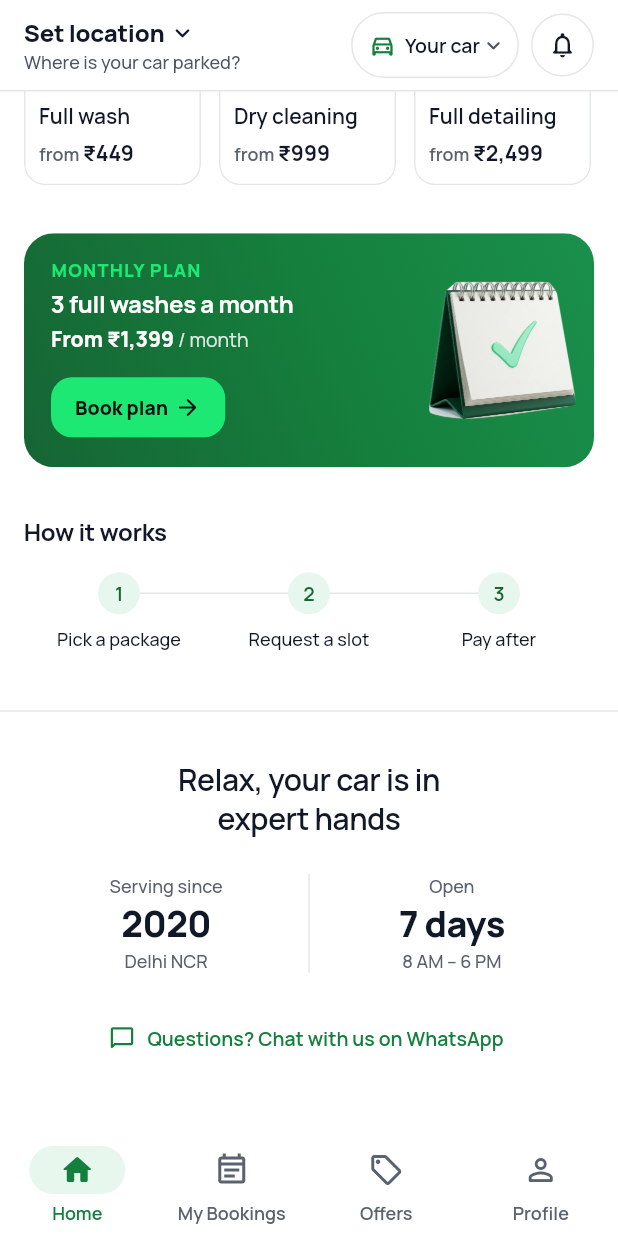
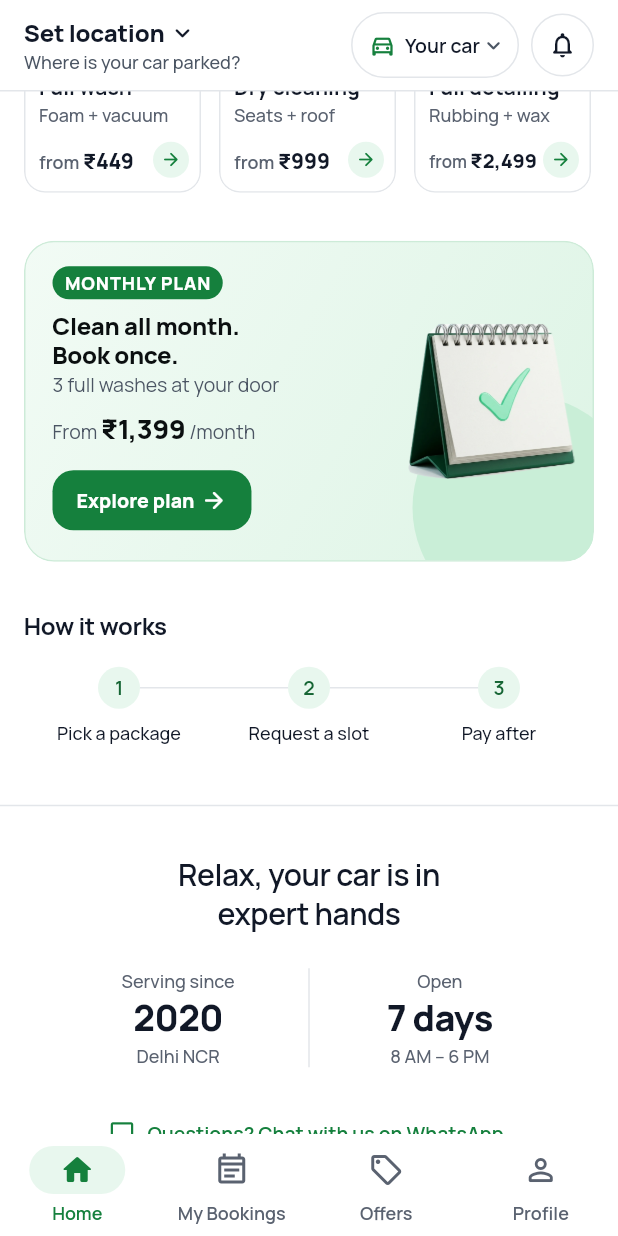
Before and after one commit to adityaray002/CleanCruisers_Flutter_App, a Flutter app: the screen it shows after launch, scrolled down 491 dp, after a tap on "MONTHLY PLAN", on a phone screen of 412 x 824 dp. Run offline on Flutter 3.47's test engine with Material 3 defaults, Android fonts, the phone set to English and light mode, and no system bars; our stand-ins replace firebase_auth, firebase_core, flutter_markdown, flutter_riverpod, geolocator, go_router and 2 more; accounts and stored records are empty.

Commit message:
Home: raised action cards, richer tiles, mint plan card, slot for a trust photo
- Car wash / Detailing look like keys to press: a darker mint edge under
  the card, a soft shadow and a filled green "from ₹X →" button.
- Tiles: name, a few words on what you get, and the price with a small
  arrow at the bottom of every tile. No struck-through price: the server
  sends no regular price, so there is nothing honest to strike.
- Monthly plan: light mint card (no dark green line under the tiles on
  the first screen) with a tag, "Clean all month. Book once.", price,
  "Explore plan" and the calendar.
- Trust: kTrustPhoto shows a full-width photo of the expert at the end of
  Home once it exists; the prompt is in HOME_ILLUSTRATION_BRIEF.md.

Co-Authored-By: Claude Opus 5.5 <noreply@anthropic.com>

```diff
--- a/lib/data/business_info.dart
+++ b/lib/data/business_info.dart
@@ -39,6 +39,11 @@ const String? kEstablished = '2020';
 // "See the difference" card again.
 const String? kBeforeAfterPhoto = null;
 
+// The last picture on Home, under "Relax, your car is in expert hands": our
+// expert, arms crossed, in front of a line-drawn city (prompt in
+// docs/HOME_ILLUSTRATION_BRIEF.md). null hides it until the photo exists.
+const String? kTrustPhoto = null;
+
 // TODO(business): set to true only once the team really uses water-saving
 // methods and eco-friendly products. Shows the green banner on Home.
 const kEcoFriendly = false;
--- a/lib/screens/home_screen.dart
+++ b/lib/screens/home_screen.dart
@@ -90,7 +90,8 @@ class _HomeScreenState extends ConsumerState<HomeScreen> {
 
     final list = ListView(
       controller: _scroll,
-      padding: const EdgeInsets.only(bottom: AppSpace.xxl),
+      padding: const EdgeInsets.only(
+          bottom: kTrustPhoto == null && !kEcoFriendly ? AppSpace.xxl : 0),
       children: [
         _Top(hasUpdate: live != null, firstOffer: firstOffer, car: car),
         const SizedBox(height: AppSpace.xl),
@@ -505,6 +506,20 @@ class _ActionCard extends StatelessWidget {
       label: '$title. $line. From ${rupees(from)}',
       child: ExcludeSemantics(
         child: PressScale(
+          // A raised key: a darker mint edge under the card and a soft
+          // shadow, so it looks like something to press.
+          child: Container(
+            padding: const EdgeInsets.only(bottom: 4),
+            decoration: BoxDecoration(
+              color: const Color(0xFFA9DDBE),
+              borderRadius: BorderRadius.circular(AppRadius.lg),
+              boxShadow: const [
+                BoxShadow(
+                    color: Color(0x40052E16),
+                    blurRadius: 18,
+                    offset: Offset(0, 8)),
+              ],
+            ),
             child: Material(
               color: Colors.transparent,
               borderRadius: BorderRadius.circular(AppRadius.lg),
@@ -539,8 +554,8 @@ class _ActionCard extends StatelessWidget {
                                           CrossAxisAlignment.start,
                                       children: [
                                         Text(title,
-                                          style: AppText.title
-                                              .copyWith(color: AppColors.text)),
+                                            style: AppText.title.copyWith(
+                                                color: AppColors.text)),
                                       ]),
                                 ),
                                 // Takes 56 px of the row; the picture may use
@@ -564,23 +579,31 @@ class _ActionCard extends StatelessWidget {
                           // The price as a light pill with an arrow: it reads
                           // as "tap here" without a heavy button.
                           Container(
-                          padding: const EdgeInsets.fromLTRB(10, 5, 8, 5),
+                            padding: const EdgeInsets.fromLTRB(12, 6, 8, 6),
                             decoration: BoxDecoration(
-                            color: Colors.white,
-                            borderRadius: BorderRadius.circular(AppRadius.pill),
-                            border: Border.all(color: const Color(0xFF9ED9B5)),
+                              color: AppColors.primary,
+                              borderRadius:
+                                  BorderRadius.circular(AppRadius.pill),
+                              boxShadow: const [
+                                BoxShadow(
+                                    color: Color(0x4015803D),
+                                    blurRadius: 6,
+                                    offset: Offset(0, 3)),
+                              ],
                             ),
-                          child: Row(mainAxisSize: MainAxisSize.min, children: [
+                            child:
+                                Row(mainAxisSize: MainAxisSize.min, children: [
                               Text('from ${rupees(from)}',
                                   style: AppText.caption.copyWith(
-                                    color: AppColors.primaryDk,
-                                    fontWeight: FontWeight.w700)),
+                                      color: Colors.white,
+                                      fontWeight: FontWeight.w800)),
                               const SizedBox(width: 4),
                               const Icon(Icons.arrow_forward_rounded,
-                                size: 14, color: AppColors.primary),
+                                  size: 14, color: Colors.white),
                             ]),
                           ),
                         ]),
+                  ),
                 ),
               ),
             ),
@@ -692,6 +715,18 @@ class _PopularServices extends StatelessWidget {
   /// photos look different (foam door, seat close-up, finished car).
   static const _popular = ['wash-full', 'dry-cleaning', 'full-package'];
 
+  /// What you get, in a few words, under the name on the tiles.
+  static const whatYouGet = {
+    'wash-full': 'Foam + vacuum',
+    'wash-exterior': 'Foam + wheels',
+    'wash-interior': 'Vacuum + dash',
+    'wash-bucket': 'Hand wash',
+    'dry-cleaning': 'Seats + roof',
+    'rubbing-exterior': 'Light marks',
+    '3m-wax-exterior': 'Gloss + shield',
+    'full-package': 'Rubbing + wax',
+  };
+
   /// Short names for the small tiles (the full name is on the service page).
   static const shortNames = {
     'wash-full': 'Full wash',
@@ -728,9 +763,7 @@ class _PopularServices extends StatelessWidget {
           child: const Text('See all'),
         ),
       ]),
-      Text('Done where your car is parked',
-          style: AppText.small.copyWith(color: AppColors.textMuted)),
-      const SizedBox(height: AppSpace.lg),
+      const SizedBox(height: AppSpace.md),
       LayoutBuilder(builder: (context, c) {
         const gap = AppSpace.md;
         final w = ((c.maxWidth - 2 * gap) / 3).floorToDouble();
@@ -828,19 +861,39 @@ class _ServiceTile extends StatelessWidget {
                     ]),
                   ),
                   Padding(
-                    padding: const EdgeInsets.fromLTRB(10, 10, 10, 12),
+                    padding: const EdgeInsets.fromLTRB(10, 10, 8, 10),
                     child: Column(
                         crossAxisAlignment: CrossAxisAlignment.start,
                         children: [
                           Text(_PopularServices.shortNames[s.id] ?? s.listName,
                               style: AppText.body.copyWith(
                                   color: AppColors.text,
-                                  fontWeight: FontWeight.w600,
+                                  fontWeight: FontWeight.w700,
                                   height: 1.25),
                               maxLines: 2,
                               overflow: TextOverflow.ellipsis),
-                          const SizedBox(height: 6),
+                          const SizedBox(height: 2),
+                          // One line; shrinks a little on narrow tiles.
                           FittedBox(
+                            fit: BoxFit.scaleDown,
+                            alignment: Alignment.centerLeft,
+                            child: Text(
+                                _PopularServices.whatYouGet[s.id] ?? s.tagline,
+                                maxLines: 1,
+                                style: AppText.caption.copyWith(
+                                    color: AppColors.textSubtle,
+                                    fontWeight: FontWeight.w500)),
+                          ),
+                        ]),
+                  ),
+                  // Price at the bottom of every tile, so they line up,
+                  // with a small arrow that says "open".
+                  const Spacer(),
+                  Padding(
+                    padding: const EdgeInsets.fromLTRB(10, 0, 8, 10),
+                    child: Row(children: [
+                      Expanded(
+                        child: FittedBox(
                           fit: BoxFit.scaleDown,
                           alignment: Alignment.centerLeft,
                           child: Text.rich(
@@ -850,12 +903,23 @@ class _ServiceTile extends StatelessWidget {
                                   text: amount,
                                   style: AppText.bodyStrong.copyWith(
                                       color: AppColors.text,
-                                        fontWeight: FontWeight.w700)),
+                                      fontWeight: FontWeight.w800)),
                             ]),
                             maxLines: 1,
                             style: AppText.caption
                                 .copyWith(color: AppColors.textSubtle),
                           ),
+                        ),
+                      ),
+                      const SizedBox(width: 4),
+                      Container(
+                        width: 24,
+                        height: 24,
+                        decoration: const BoxDecoration(
+                            color: AppColors.primarySoft,
+                            shape: BoxShape.circle),
+                        child: const Icon(Icons.arrow_forward_rounded,
+                            size: 14, color: AppColors.primary),
                       ),
                     ]),
                   ),
@@ -868,8 +932,8 @@ class _ServiceTile extends StatelessWidget {
 }
 
 // ── Monthly plan ─────────────────────────────────────────────────────────────
-/// The 3-wash plan in the brand green (like the top band), with the 3D
-/// calendar and one mint "Book plan" button. The price follows the car.
+/// The 3-wash plan as a light mint card: a small green tag, the promise,
+/// the price, one button, and the 3D calendar. The price follows the car.
 class _MonthlyCard extends StatelessWidget {
   final CarType? car;
   const _MonthlyCard({required this.car});
@@ -878,64 +942,93 @@ class _MonthlyCard extends StatelessWidget {
   Widget build(BuildContext context) {
     final plan = serviceById('monthly-3')!;
     final amount = car == null ? plan.fromPrice : plan.priceFor(car!);
-    final price = '${car == null ? 'From ' : ''}${rupees(amount)}';
+    void open() => context.go('/services?cat=monthly');
 
     return Material(
+      color: Colors.transparent,
       borderRadius: BorderRadius.circular(AppRadius.lg),
       clipBehavior: Clip.antiAlias,
       child: Ink(
+        decoration: BoxDecoration(
+          gradient: const LinearGradient(
+            begin: Alignment.topLeft,
+            end: Alignment.bottomRight,
+            colors: [Color(0xFFF2FBF5), Color(0xFFDDF4E5)],
+          ),
+          borderRadius: BorderRadius.circular(AppRadius.lg),
+          border: Border.all(color: const Color(0xFFCDEBD8)),
+        ),
+        child: InkWell(
+          onTap: open,
+          child: Stack(children: [
+            // A soft mint blob behind the calendar.
+            Positioned(
+              right: -30,
+              bottom: -40,
+              child: Container(
+                width: 150,
+                height: 150,
                 decoration: const BoxDecoration(
-          gradient: LinearGradient(
-            begin: Alignment.topRight,
-            end: Alignment.bottomLeft,
-            colors: [Color(0xFF1A8F4C), AppColors.primary, AppColors.primaryDk],
-            stops: [0, 0.45, 1],
+                    color: Color(0xFFC9EED7), shape: BoxShape.circle),
               ),
             ),
-        // The card opens all plans; the button books this one.
-        child: InkWell(
-          onTap: () => context.go('/services?cat=monthly'),
-          child: Padding(
+            Padding(
               padding: const EdgeInsets.fromLTRB(18, 16, 12, 16),
               child: Row(children: [
                 Expanded(
                   child: Column(
                       crossAxisAlignment: CrossAxisAlignment.start,
                       children: [
-                      Text('MONTHLY PLAN',
+                        Container(
+                          padding: const EdgeInsets.symmetric(
+                              horizontal: AppSpace.sm, vertical: 3),
+                          decoration: BoxDecoration(
+                            color: AppColors.primary,
+                            borderRadius: BorderRadius.circular(AppRadius.pill),
+                          ),
+                          child: Text('MONTHLY PLAN',
                               style: AppText.caption.copyWith(
-                              color: AppColors.brand,
+                                  color: Colors.white,
                                   fontWeight: FontWeight.w800,
-                              letterSpacing: 0.8)),
-                      const SizedBox(height: AppSpace.xs),
+                                  letterSpacing: 0.6)),
+                        ),
+                        const SizedBox(height: AppSpace.sm),
                         Semantics(
                           header: true,
-                        child: Text('3 full washes a month',
-                            style: AppText.h3.copyWith(color: Colors.white)),
+                          child: Text('Clean all month.\nBook once.',
+                              style: AppText.h3.copyWith(
+                                  color: AppColors.ink,
+                                  fontWeight: FontWeight.w800,
+                                  height: 1.2)),
                         ),
                         const SizedBox(height: 2),
+                        Text('3 full washes at your door',
+                            style: AppText.small
+                                .copyWith(color: AppColors.textMuted)),
+                        const SizedBox(height: AppSpace.sm),
                         Text.rich(
                           TextSpan(children: [
+                            if (car == null)
                               TextSpan(
-                              text: price,
-                              style: AppText.bodyStrong.copyWith(
-                                  color: Colors.white,
-                                  fontWeight: FontWeight.w800)),
-                          const TextSpan(text: ' / month'),
+                                  text: 'From ',
+                                  style: AppText.small
+                                      .copyWith(color: AppColors.textMuted)),
+                            TextSpan(text: rupees(amount)),
+                            TextSpan(
+                                text: ' /month',
+                                style: AppText.small
+                                    .copyWith(color: AppColors.textMuted)),
                           ]),
-                        style: AppText.small
-                            .copyWith(color: const Color(0xD9FFFFFF)),
+                          style: AppText.priceSm.copyWith(color: AppColors.ink),
                         ),
                         const SizedBox(height: AppSpace.md),
                         ElevatedButton(
                           onPressed: () {
                             HapticFeedback.lightImpact();
-                          context.push('/book/monthly-3'
-                              '${car == null ? '' : '?car=${car!.name}'}');
+                            open();
                           },
                           style: ElevatedButton.styleFrom(
-                          backgroundColor: AppColors.brand,
-                          foregroundColor: AppColors.ink,
+                            backgroundColor: AppColors.primary,
                             minimumSize: const Size(0, 40),
                             padding: const EdgeInsets.symmetric(
                                 horizontal: AppSpace.lg),
@@ -945,7 +1038,7 @@ class _MonthlyCard extends StatelessWidget {
                           child: const Row(
                               mainAxisSize: MainAxisSize.min,
                               children: [
-                              Text('Book plan'),
+                                Text('Explore plan'),
                                 SizedBox(width: AppSpace.xs),
                                 Icon(Icons.arrow_forward_rounded, size: 18),
                               ]),
@@ -954,9 +1047,10 @@ class _MonthlyCard extends StatelessWidget {
                 ),
                 const SizedBox(width: AppSpace.sm),
                 Image.asset('assets/images/icon3d_calendar.png',
-                  height: 92, cacheHeight: 276, excludeFromSemantics: true),
+                    height: 104, cacheHeight: 312, excludeFromSemantics: true),
               ]),
             ),
+          ]),
         ),
       ),
     );
@@ -1109,7 +1203,9 @@ class _Trust extends StatelessWidget {
                   .copyWith(fontWeight: FontWeight.w600, height: 1.3)),
         ),
         const SizedBox(height: AppSpace.xxl),
-        IntrinsicHeight(
+        Padding(
+            padding: const EdgeInsets.symmetric(horizontal: HomeScreen._gutter),
+            child: IntrinsicHeight(
               child: Row(children: [
                 if (kEstablished != null) ...[
                   fact('Serving since', kEstablished!, kCityLabel),
@@ -1118,7 +1214,7 @@ class _Trust extends StatelessWidget {
                 ],
                 fact('Open', kDaysLabel.replaceFirst('All ', ''), kHoursLabel),
               ]),
-        ),
+            )),
         const SizedBox(height: AppSpace.xl),
         TextButton.icon(
           onPressed: () => openWhatsApp(context),
@@ -1130,6 +1226,17 @@ class _Trust extends StatelessWidget {
             minimumSize: const Size(0, 44),
           ),
         ),
+        // Our expert, arms crossed, in front of a line-drawn city: the
+        // calm last picture of Home (like the big home-service apps).
+        if (kTrustPhoto != null) ...[
+          const SizedBox(height: AppSpace.md),
+          Image.asset(kTrustPhoto!,
+              width: double.infinity,
+              fit: BoxFit.fitWidth,
+              cacheWidth: 1080,
+              excludeFromSemantics: true),
+        ] else
+          const SizedBox(height: AppSpace.lg),
       ]),
     );
   }
```
Also changed, not shown: 1 other file. Lines whose indentation alone changed are shown as unchanged.
